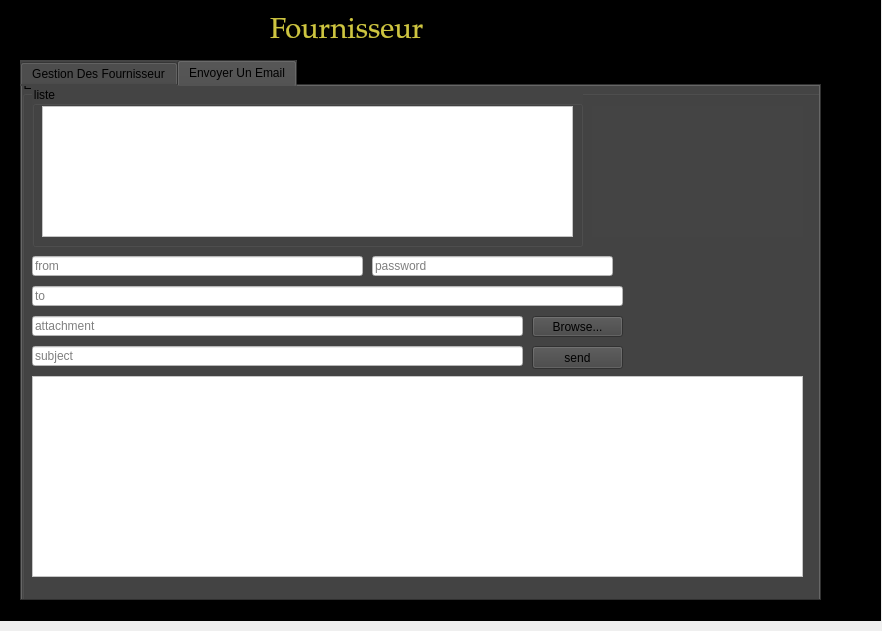
Iskanderbahroun/Beauty_Center_2A16, file fournisseurs.ui: the form before one commit.
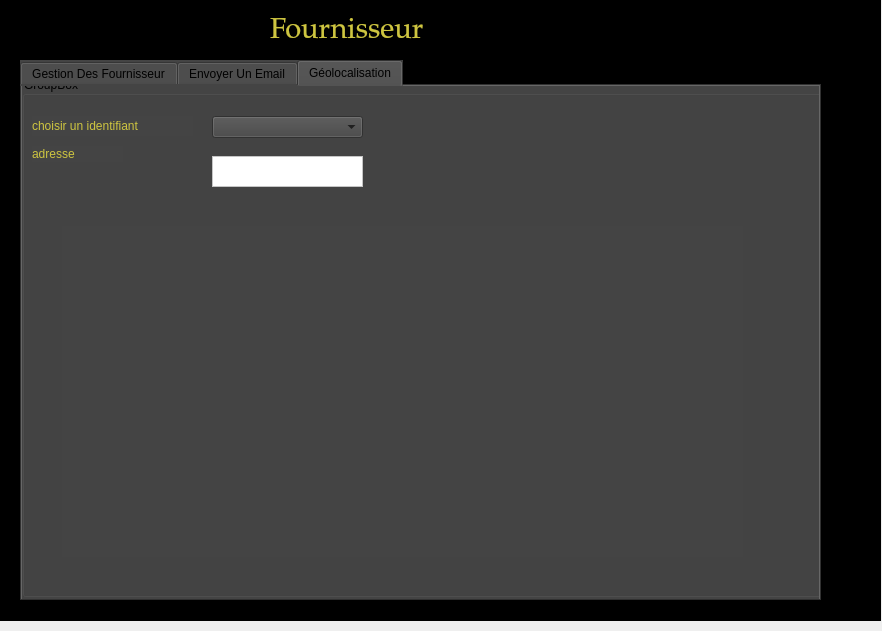
The form after the commit. Icons and pictures are not drawn.

```diff
--- a/fournisseurs.ui
+++ b/fournisseurs.ui
@@ -133,7 +133,7 @@
     <string notr="true">background-color: rgb(68, 68, 68);</string>
    </property>
    <property name="currentIndex">
-    <number>1</number>
+    <number>2</number>
    </property>
    <widget class="QWidget" name="tab">
     <attribute name="title">
@@ -873,6 +873,94 @@
      </widget>
     </widget>
    </widget>
+   <widget class="QWidget" name="tab_2">
+    <attribute name="title">
+     <string>Géolocalisation</string>
+    </attribute>
+    <widget class="QGroupBox" name="groupBox_3">
+     <property name="geometry">
+      <rect>
+       <x>0</x>
+       <y>-10</y>
+       <width>801</width>
+       <height>521</height>
+      </rect>
+     </property>
+     <property name="title">
+      <string>GroupBox</string>
+     </property>
+     <widget class="QLabel" name="label_11">
+      <property name="geometry">
+       <rect>
+        <x>10</x>
+        <y>70</y>
+        <width>91</width>
+        <height>16</height>
+       </rect>
+      </property>
+      <property name="styleSheet">
+       <string notr="true">color: rgb(206, 197, 64);
+font: 75 11pt &quot;MS Shell Dlg 2&quot;;</string>
+      </property>
+      <property name="text">
+       <string>adresse</string>
+      </property>
+     </widget>
+     <widget class="QLabel" name="label_12">
+      <property name="geometry">
+       <rect>
+        <x>10</x>
+        <y>40</y>
+        <width>161</width>
+        <height>20</height>
+       </rect>
+      </property>
+      <property name="styleSheet">
+       <string notr="true">font: 75 11pt &quot;MS Shell Dlg 2&quot;;
+color: rgb(206, 197, 64);</string>
+      </property>
+      <property name="text">
+       <string>choisir un identifiant</string>
+      </property>
+     </widget>
+     <widget class="QLabel" name="label_pic">
+      <property name="geometry">
+       <rect>
+        <x>40</x>
+        <y>150</y>
+        <width>681</width>
+        <height>331</height>
+       </rect>
+      </property>
+      <property name="text">
+       <string/>
+      </property>
+     </widget>
+     <widget class="QTextEdit" name="textEdit">
+      <property name="geometry">
+       <rect>
+        <x>190</x>
+        <y>80</y>
+        <width>151</width>
+        <height>31</height>
+       </rect>
+      </property>
+      <property name="styleSheet">
+       <string notr="true">background-color: rgb(255, 255, 255);</string>
+      </property>
+     </widget>
+     <widget class="QComboBox" name="comboBox_2">
+      <property name="geometry">
+       <rect>
+        <x>190</x>
+        <y>40</y>
+        <width>151</width>
+        <height>22</height>
+       </rect>
+      </property>
+     </widget>
+    </widget>
+   </widget>
   </widget>
   <widget class="QLabel" name="Title">
    <property name="geometry">
```
Left out of the diff: 38 changed lines with no effect on the pictures.
